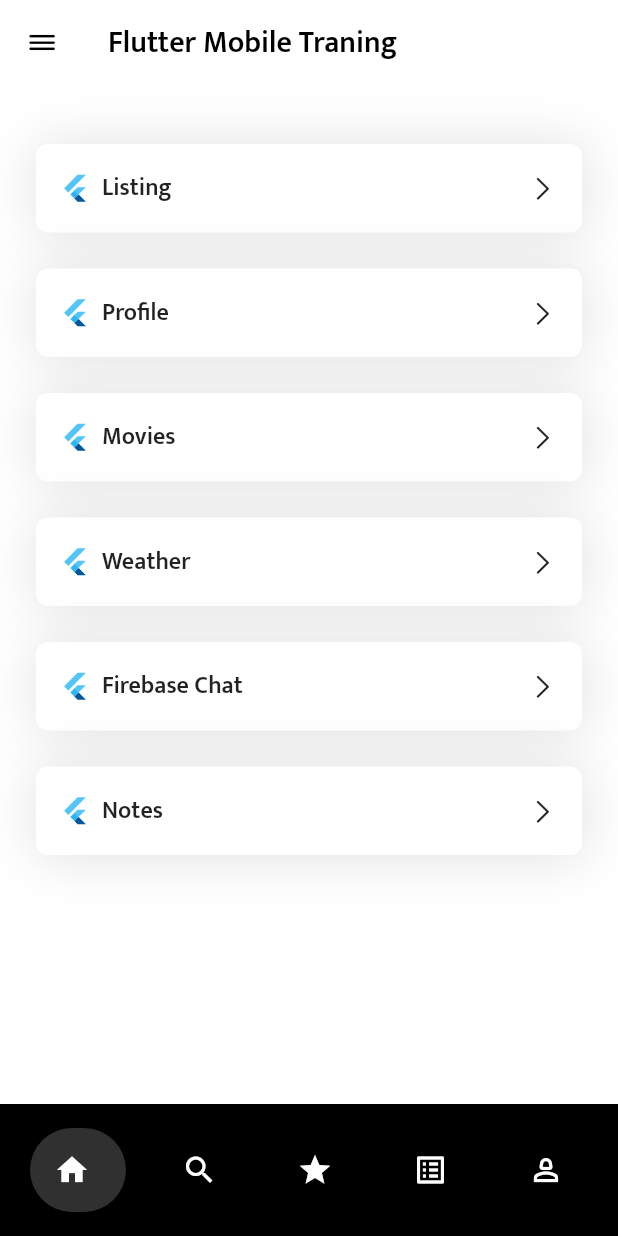
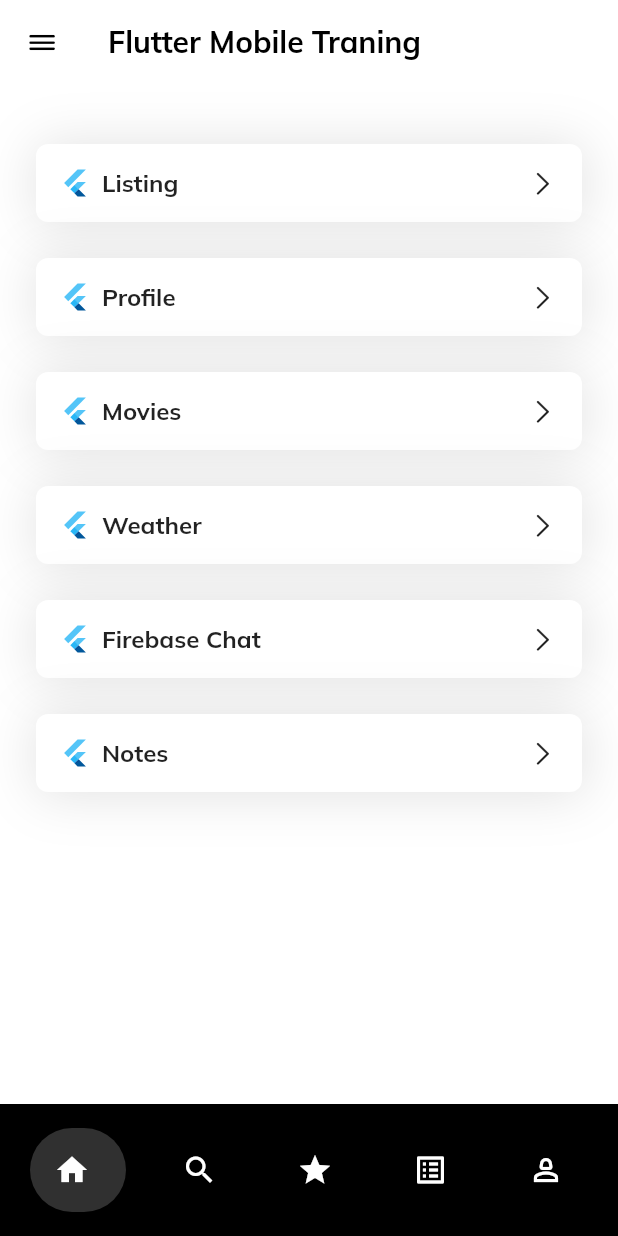
Before and after one commit to AnhND21/flutter_training, a Flutter app: the screen it shows after launch, on a phone screen of 412 x 824 dp. Run offline on Flutter 3.47's test engine with Material 2 defaults, Android fonts, the phone set to English and light mode, and no system bars; drawn by our look-alikes of google_nav_bar; our stand-ins replace cached_network_image, carousel_slider, dots_indicator, flutter_svg, readmore, shared_preferences and 2 more; missing offline and left inert: animated_widgets; project files that could hold a hidden picture were left out.

Commit message:
add font

```diff
--- a/lib/components/listing_chat.dart
+++ b/lib/components/listing_chat.dart
@@ -77,15 +77,15 @@
                       style: TextStyle(color: Colors.grey),
                     ),
                     Container(
-                      width: 16,
                       height: 16,
                       margin: const EdgeInsets.only(top: 8),
+                      padding: const EdgeInsets.symmetric(horizontal: 4),
                       alignment: Alignment.center,
                       decoration: const BoxDecoration(
                           color: Color(0xFFD2D5F9),
                           borderRadius: BorderRadius.all(Radius.circular(8))),
                       child: const Text(
-                        '2',
+                        '99+',
                         style: TextStyle(
                             fontSize: 10, fontWeight: FontWeight.w600),
                       ),
--- a/lib/core/theme_data.dart
+++ b/lib/core/theme_data.dart
@@ -6,7 +6,7 @@
   static ThemeData themeData(bool isDarkTheme, BuildContext context) {
     return isDarkTheme
         ? ThemeData(
-            fontFamily: 'Mukta',
+            fontFamily: 'Mulish',
             primaryColor: Colors.black,
             brightness: Brightness.dark,
             appBarTheme: const AppBarTheme(
@@ -17,11 +17,11 @@
                 ),
                 titleTextStyle: TextStyle(
                     fontSize: 20,
-                    fontFamily: 'Mukta',
+                    fontFamily: 'Mulish',
                     fontWeight: FontWeight.w600,
                     color: Colors.white)))
         : ThemeData(
-            fontFamily: 'Mukta',
+            fontFamily: 'Mulish',
             primaryColor: Colors.white,
             brightness: Brightness.light,
             appBarTheme: const AppBarTheme(
@@ -32,7 +32,7 @@
                 color: Colors.white,
                 titleTextStyle: TextStyle(
                     fontSize: 20,
-                    fontFamily: 'Mukta',
+                    fontFamily: 'Mulish',
                     fontWeight: FontWeight.w600,
                     color: Colors.black)));
   }
```
Also changed, not shown: pubspec.yaml (+7 -0 lines), assets/fonts/Mulish-Bold.ttf (added), assets/fonts/Mulish-Italic.ttf (added), assets/fonts/Mulish-Light.ttf (added), assets/fonts/Mulish-Medium.ttf (added), assets/fonts/Mulish-Regular.ttf (added), 1 other file.
